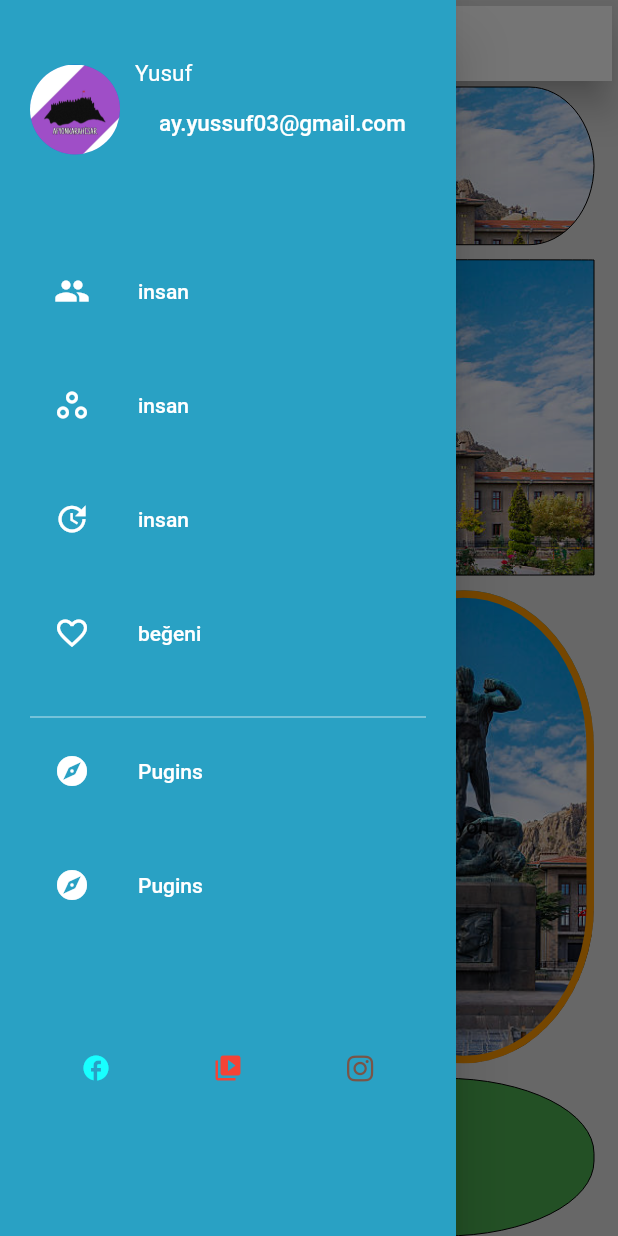
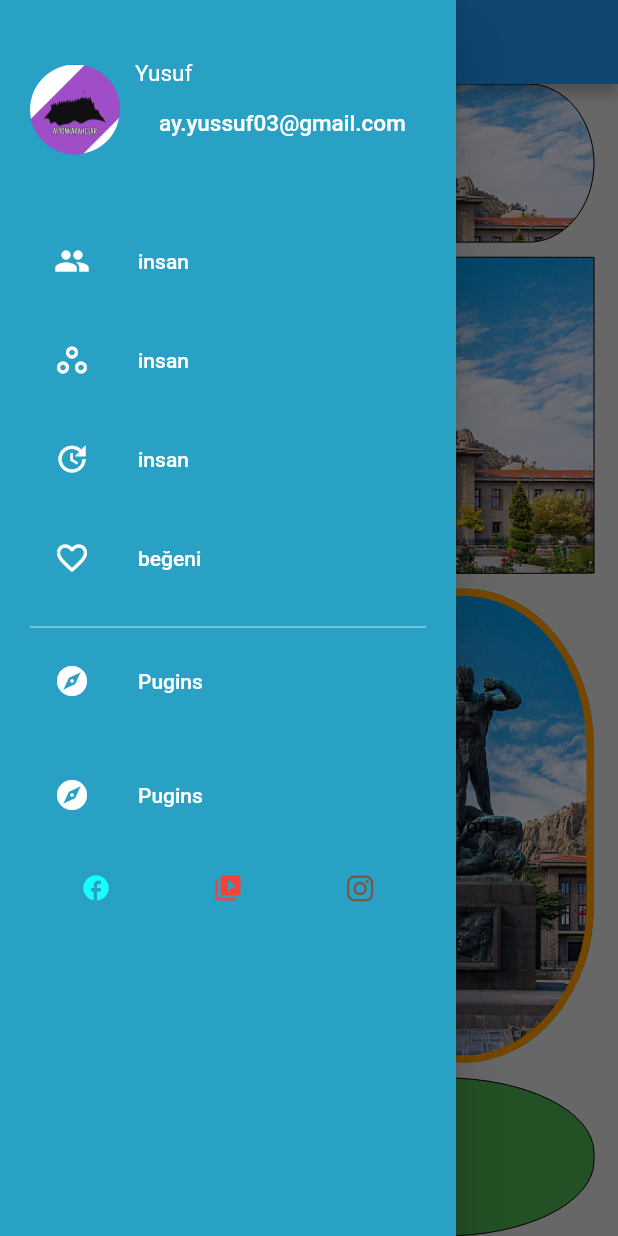
Before and after one commit to YusufAY0/3311456_203311107, a Flutter app: the Anasayfa screen opened directly with empty values, with the side drawer open, on a phone screen of 412 x 824 dp. Run offline on Flutter 3.47's test engine with Material 2 defaults, Android fonts, the phone set to English and light mode, and no system bars; our stand-ins replace font_awesome_flutter, url_launcher_web.

Commit message:
düzeltme

```diff
--- a/lib/Galeri/galeri.dart
+++ b/lib/Galeri/galeri.dart
@@ -32,7 +32,8 @@ class DetailsPage extends StatelessWidget {
                 ),
               ),
             ),
-            Container(
+            Expanded(
+              child: Container(
                 height: 260,
                 child: Column(
                   crossAxisAlignment: CrossAxisAlignment.start,
@@ -88,6 +89,7 @@ class DetailsPage extends StatelessWidget {
                   ],
                 ),
               ),
+            ),
           ],
         ),
       ),
--- a/lib/anasayfa.dart
+++ b/lib/anasayfa.dart
@@ -27,69 +27,13 @@ class _AnasayfaState extends State<Anasayfa> {
   @override
   Widget build(BuildContext context) {
     return Scaffold(
+        appBar: AppBar(
+          title: Text(widget.name ?? ""),
+        ),
         backgroundColor: Colors.black12,
         body: Column(
           crossAxisAlignment: CrossAxisAlignment.end,
           children: [
-            Row(
-              mainAxisSize: MainAxisSize.max,
-              mainAxisAlignment: MainAxisAlignment.spaceBetween,
-              children: <Widget>[
-                Hero(
-                  tag: 'topBarBtn',
-                  child: Card(
-                    elevation: 10,
-                    // shape: kBackButtonShape,
-                    child: MaterialButton(
-                      height: 50,
-                      minWidth: 50,
-                      elevation: 10,
-                      //shape: kBackButtonShape,
-                      onPressed: () {},
-                      //child: child,
-                    ),
-                  ),
-                ),
-                // SizedBox(
-                //   width: 50,
-                // ),
-                Hero(
-                  tag: 'title',
-                  transitionOnUserGestures: true,
-                  child: Card(
-                    elevation: 10,
-                    shape: RoundedRectangleBorder(
-                      borderRadius: BorderRadius.only(
-                        bottomLeft: Radius.circular(30),
-                      ),
-                    ),
-                    child: InkWell(
-                      onTap: () {
-                        NavigationDraweWidget;
-                      },
-                      child: Container(
-                        width: MediaQuery.of(context).size.width / 1.5,
-                        height: 50,
-                        child: Align(
-                          alignment: Alignment.centerLeft,
-                          child: Padding(
-                            padding: const EdgeInsets.only(left: 30),
-                            child: Text(
-                              widget.name ?? "",
-                              style: TextStyle(
-                                fontWeight: FontWeight.bold,
-                                fontSize: 25,
-                                // color: Colors.black54,
-                              ),
-                            ),
-                          ),
-                        ),
-                      ),
-                    ),
-                  ),
-                )
-              ],
-            ),
             Expanded(
               child: Expanded(
                 flex: 2,
--- a/lib/main.dart
+++ b/lib/main.dart
@@ -36,8 +36,8 @@ class _MyAppState extends State<MyApp> {
           children: [
             SizedBox(height: 500),
             Text("ADINIZ VE SOYADINIZ: "),
-            Padding(
-              padding: const EdgeInsets.all(8.0),
+            Expanded(
+              // padding: const EdgeInsets.all(8.0),
               child: TextField(
                 keyboardType: TextInputType.text,
                 inputFormatters: [
@@ -59,8 +59,8 @@ class _MyAppState extends State<MyApp> {
                 onChanged: (val) => name = val,
               ),
             ),
-            Padding(
-              padding: const EdgeInsets.all(8.0),
+            Expanded(
+              //padding: const EdgeInsets.all(8.0),
               child: TextField(
                 keyboardType: TextInputType.text,
                 inputFormatters: [
--- a/lib/sayfalar/drawe.dart
+++ b/lib/sayfalar/drawe.dart
@@ -8,16 +8,11 @@ import 'package:afyon2/sayfalar/sayfa3.dart';
 import 'package:afyon2/sayfalar/sayfa4.dart';
 import 'package:afyon2/sayfalar/sayfa5.dart';
 import 'package:flutter/material.dart';
-import 'package:afyon2/sayfalar/drawe.dart';
-import 'package:url_launcher/url_launcher.dart';
 
 class NavigationDraweWidget extends StatelessWidget {
   final padding = EdgeInsets.symmetric(
     horizontal: 20,
   );
-
-  get aemail => null;
-
   @override
   Widget build(BuildContext context) {
     final name = "Yusuf";
@@ -30,16 +25,16 @@ class NavigationDraweWidget extends StatelessWidget {
         color: Color.fromARGB(50, 75, 205, 1),
         child: ListView(
           children: <Widget>[
-            buildHeader(
+            Expanded(
+              child: buildHeader(
                   image: image,
                   name: name,
                   email: email,
                   onClicked: () => Navigator.of(context).push(MaterialPageRoute(
                       builder: (context) =>
                           UserPage(image: image, name: name, email: email)))),
-            const SizedBox(
-              height: 20,
             ),
+
             Container(
               padding: padding,
               child: Column(
@@ -50,7 +45,7 @@ class NavigationDraweWidget extends StatelessWidget {
                     onClicked: () => selectedItem(context, 0),
                   ),
                   const SizedBox(
-                    height: 20,
+                    height: 10,
                   ),
                   buildMenuItem(
                     text: "insan",
@@ -58,7 +53,7 @@ class NavigationDraweWidget extends StatelessWidget {
                     onClicked: () => selectedItem(context, 0),
                   ),
                   const SizedBox(
-                    height: 20,
+                    height: 10,
                   ),
                   buildMenuItem(
                     text: "insan",
@@ -66,7 +61,7 @@ class NavigationDraweWidget extends StatelessWidget {
                     onClicked: () => selectedItem(context, 0),
                   ),
                   const SizedBox(
-                    height: 20,
+                    height: 10,
                   ),
                   buildMenuItem(
                     text: "beğeni",
@@ -74,7 +69,7 @@ class NavigationDraweWidget extends StatelessWidget {
                     onClicked: () => selectedItem(context, 0),
                   ),
                   const SizedBox(
-                    height: 20,
+                    height: 10,
                   ),
                   Divider(color: Colors.white70),
                   buildMenuItem(
@@ -91,7 +86,7 @@ class NavigationDraweWidget extends StatelessWidget {
                     onClicked: () => selectedItem(context, 0),
                   ),
                   const SizedBox(
-                    height: 70,
+                    height: 10,
                   ),
                   Row(
                     children: [
```
Lines whose indentation alone changed are shown as unchanged.
